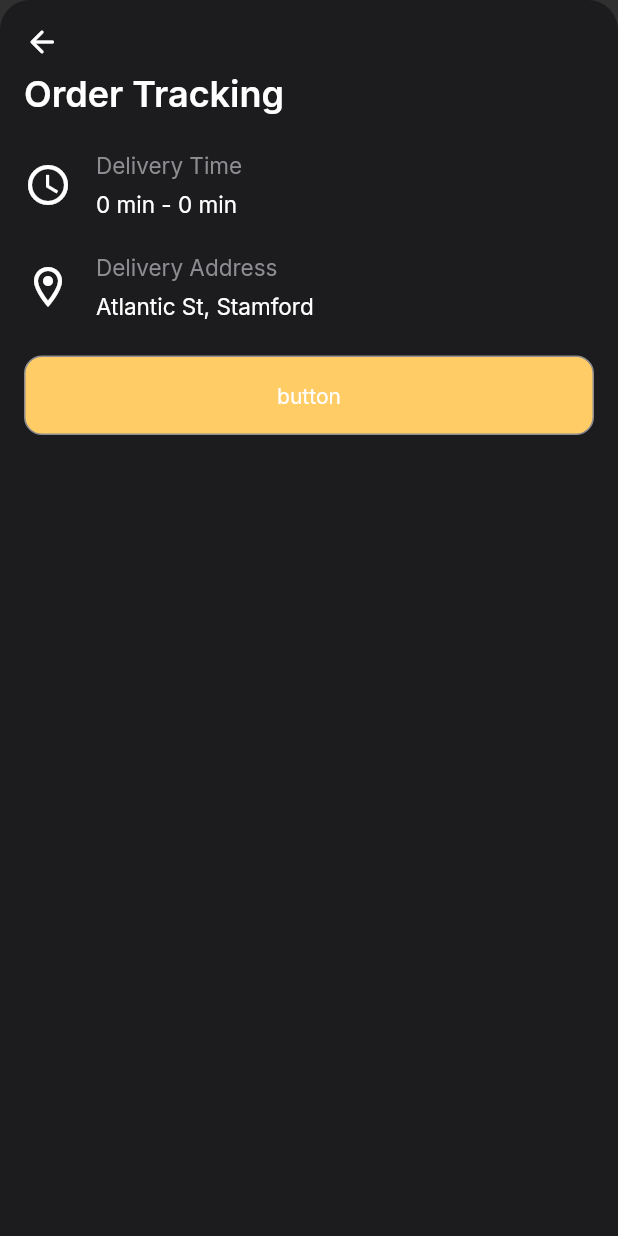
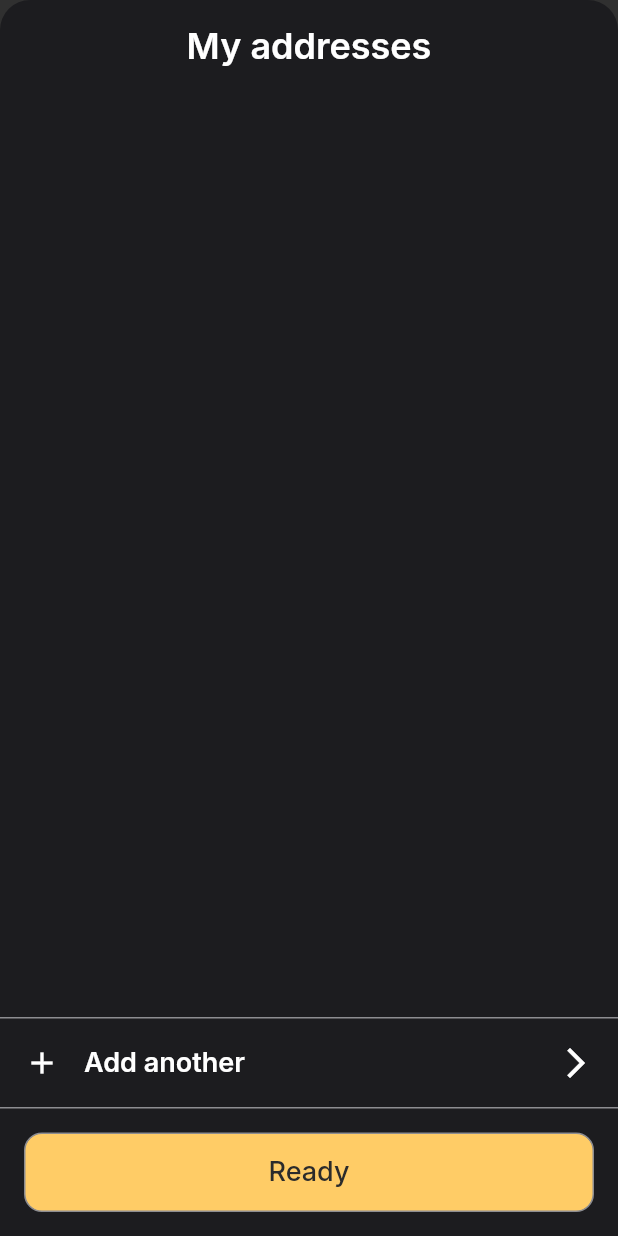
Before and after one commit to MuzaffarAbduboqiyev/flutter_project_core, a Flutter app: the DeliveryDialog widget shown alone on an empty page, opened directly, on a phone screen of 412 x 824 dp. Run offline on Flutter 3.47's test engine with Material 2 defaults, Android fonts, the phone set to English and light mode, and no system bars; our stand-ins replace bloc, bloc_concurrency, dio, easy_debounce, easy_localization, flutter_bloc and 10 more; accounts and stored records are empty; generated files the repository leaves out were written again; network calls fail.

Commit message:
order dialog

```diff
--- a/assets/lang/en.json
+++ b/assets/lang/en.json
@@ -7,16 +7,15 @@
   "add": "Add",
   "in_stock": "In stock",
   "view_cart": "View cart",
-  "delivery": "Delivery",
-  "total": "Total",
-  "checkout": "Checkout",
+  "order": {
+    "delivery": "Delivery",
+    "total": "Total",
+    "checkout": "Checkout",
+    "address": "My addresses",
+    "ready": "Ready",
+    "addMap": "Add another"
 
 
-
-  "order": {
-    "tracking" : "Order Tracking",
-    "time" : "Delivery Time",
-    "address" : "Delivery Address"
   },
   "no_orders_yet": "No Orders Yet",
   "discover": "Discover and place your first order",
--- a/assets/lang/ru.json
+++ b/assets/lang/ru.json
@@ -7,14 +7,13 @@
   "add": "Добавить",
   "in_stock": "В наличии",
   "view_cart": "Посмотреть корзину",
-  "delivery": "Доставка",
-  "total": "Общий",
-  "checkout": "Проверить",
   "order": {
-    "tracking" : "Отслеживание заказа",
-    "time" : "Срок поставки",
-    "address" : "Адресс доставки"
-
+    "delivery": "Доставка",
+    "total": "Общий",
+    "checkout": "Проверить",
+    "address": "Мои адреса",
+    "ready": "Готовый",
+    "addMap": "Добавить еще"
   },
   "no_orders_yet": "Заказов пока нет",
   "discover": "Откройте для себя и разместите свой первый заказ",
--- a/assets/lang/uz.json
+++ b/assets/lang/uz.json
@@ -7,14 +7,15 @@
   "add": "Qo'shish",
   "in_stock": "Sotuvda",
   "view_cart": "Savatni ko'rish",
-  "delivery": "Yetkazib berish",
-  "total": "Jami sum",
-  "checkout": "Tekshirib ko'rmoq",
   "order": {
-    "tracking": "Buyurtmani kuzatish",
-    "time": "Yetkazib berish vaqti",
-    "address": "Etkazib berish manzili"
+    "delivery": "Yetkazib berish",
+    "total": "Jami sum",
+    "checkout": "Tekshirib ko'rmoq",
+    "address": "Mening manzillarim",
+    "ready": "Tayyor",
+    "addMap": "Boshqasini qo'shing"
   },
+
   "no_orders_yet": "Hozircha buyurtmalar yoʻq",
   "discover": "Birinchi buyurtmangizni kashf qiling va joylashtiring",
   "clear_history": "Oldin qo'shilgan barcha mahsulotlar savatdan olib tashlandi.",
--- a/lib/ui/order/order_screen.dart
+++ b/lib/ui/order/order_screen.dart
@@ -125,7 +125,7 @@ class _OrderPageState extends State<OrderPage> {
         crossAxisAlignment: CrossAxisAlignment.center,
         children: [
           Text(
-            "${translate("total")}:",
+            "${translate("order.total")}:",
             style: getCustomStyle(
               context: context,
               color: textColor,
@@ -167,7 +167,7 @@ class _OrderPageState extends State<OrderPage> {
           crossAxisAlignment: CrossAxisAlignment.start,
           children: [
             Text(
-              "${translate("checkout").toUpperCase()}:",
+              "${translate("order.checkout").toUpperCase()}:",
               style: getCustomStyle(
                 context: context,
                 color: navSelectedTextColor,
--- a/lib/ui/order/order_widgets/order_delivery.dart
+++ b/lib/ui/order/order_widgets/order_delivery.dart
@@ -45,7 +45,7 @@ class _OrderDeliverState extends State<OrderDeliver> {
               crossAxisAlignment: CrossAxisAlignment.start,
               children: [
                 Text(
-                  translate("delivery").toCapitalized(),
+                  translate("order.delivery").toCapitalized(),
                   style: getCustomStyle(
                       context: context, color: textColor, textSize: 18),
                   maxLines: 1,
--- a/lib/ui/order/order_widgets/order_product.dart
+++ b/lib/ui/order/order_widgets/order_product.dart
@@ -118,15 +118,10 @@ class _OrderProductState extends State<OrderProduct> {
                   children: [
                     GestureDetector(
                       behavior: HitTestBehavior.translucent,
-                      onTap: () => decreaseCount(),
-                      child: const Icon(
-                        Icons.remove,
-                        size: 24,
-                      ),
+                      onTap: decreaseCount,
+                      child: const Icon(Icons.remove, size: 24),
                     ),
-                    const SizedBox(
-                      width: 8,
-                    ),
+                    const SizedBox(width: 8),
                     Expanded(
                       child: Text(
                         widget.product.selectedCount.toString(),
@@ -136,22 +131,15 @@ class _OrderProductState extends State<OrderProduct> {
                         textAlign: TextAlign.center,
                       ),
                     ),
-                    const SizedBox(
-                      width: 8,
-                    ),
+                    const SizedBox(width: 8),
                     GestureDetector(
                       behavior: HitTestBehavior.translucent,
-                      onTap: () => increaseCount(),
-                      child: const Icon(
-                        Icons.add,
-                        size: 24,
-                      ),
+                      onTap: increaseCount,
+                      child: const Icon(Icons.add, size: 24),
                     ),
                   ],
                 ),
               ),
-
-
             ],
           ),
         ),
--- a/lib/ui/widgets/dialog/delivery_dialog.dart
+++ b/lib/ui/widgets/dialog/delivery_dialog.dart
@@ -1,3 +1,4 @@
+import 'package:delivery_service/util/extensions/string_extension.dart';
 import 'package:delivery_service/util/service/route/route_names.dart';
 import 'package:delivery_service/util/service/route/route_observable.dart';
 import 'package:delivery_service/util/service/translator/translate_service.dart';
@@ -13,7 +14,6 @@ class DeliveryDialog extends StatelessWidget {
   @override
   Widget build(BuildContext context) {
     return Container(
-      padding: const EdgeInsets.symmetric(horizontal: 16, vertical: 16),
       decoration: BoxDecoration(
         color: getCurrentTheme(context).cardColor,
         borderRadius: const BorderRadius.vertical(
@@ -24,76 +24,101 @@ class DeliveryDialog extends StatelessWidget {
         mainAxisAlignment: MainAxisAlignment.start,
         crossAxisAlignment: CrossAxisAlignment.start,
         children: [
-          InkWell(
-            onTap: () {
-              Navigator.pop(context);
-            },
-            child: const Icon(Icons.arrow_back_rounded),
+          Padding(
+            padding: const EdgeInsets.all(16),
+            child: Center(
+              child: Text(
+                translate("order.address").toCapitalized(),
+                style: getCurrentTheme(context).textTheme.displayLarge,
+                overflow: TextOverflow.ellipsis,
+                maxLines: 1,
               ),
-          const SizedBox(height: 8.0),
-          Text(
-            translate("order.tracking"),
-            style: getCurrentTheme(context).textTheme.displayLarge,
             ),
-          const SizedBox(height: 24),
-          Row(
-            children: [
-              const Icon(Icons.schedule, size: 32),
-              const SizedBox(width: 16),
-              Column(
-                crossAxisAlignment: CrossAxisAlignment.start,
-                children: [
-                  Text(
-                    translate("order.time"),
-                    style: getCurrentTheme(context).textTheme.labelLarge,
           ),
           const SizedBox(height: 8),
-                  Text(
-                    translate("${0} min - ${0} min"),
-                    style: getCustomStyle(context: context, color: textColor),
+          Expanded(
+            child: Container(
+              height: 60,
+              width: double.infinity,
+              decoration: BoxDecoration(
+                border: Border(
+                  bottom: BorderSide(width: 1, color: hintColor),
                 ),
-                ],
-              )
+              ),
+            ),
+          ),
+          InkWell(
+            onTap: () => googleMaps(context),
+            child: Container(
+              height: 60,
+              width: double.infinity,
+              decoration: BoxDecoration(
+                border: Border(
+                  bottom: BorderSide(width: 1, color: hintColor),
+                ),
+              ),
+              child: Center(
+                child: Padding(
+                  padding: const EdgeInsets.symmetric(horizontal: 16),
+                  child: Row(
+                    children: [
+                      const Icon(Icons.add),
+                      const SizedBox(width: 16),
+                      Expanded(
+                        child: Text(
+                          translate("order.addMap").toCapitalized(),
+                          style: getCustomStyle(
+                            context: context,
+                            weight: FontWeight.w600,
+                            textSize: 18,
+                            color: textColor,
+                          ),
+                          maxLines: 1,
+                          overflow: TextOverflow.ellipsis,
+                        ),
+                      ),
+                      const Icon(Icons.arrow_forward_ios),
                     ],
                   ),
-          const SizedBox(height: 24),
-          Row(
-            children: [
-              const Icon(Icons.location_on_outlined, size: 32),
-              const SizedBox(width: 16),
-              Column(
-                crossAxisAlignment: CrossAxisAlignment.start,
-                children: [
-                  Text(
-                    translate("order.address"),
-                    style: getCurrentTheme(context).textTheme.labelLarge,
                 ),
-                  const SizedBox(height: 8),
-                  Text(
-                    translate("Atlantic St, Stamford"),
-                    style: getCustomStyle(context: context, color: textColor),
               ),
-                ],
-              )
-            ],
             ),
-          const SizedBox(
-            height: 24,
           ),
-          GestureDetector(
+          InkWell(
             onTap: () {},
             child: Container(
               height: 53,
               width: double.infinity,
+              margin: const EdgeInsets.all(16),
               decoration: getContainerDecoration(
                 context,
                 fillColor: buttonColor,
               ),
-              child: const Center(child: Text("button")),
+              child: Center(
+                child: Text(
+                  translate("order.ready"),
+                  style: getCustomStyle(
+                    context: context,
+                    weight: FontWeight.w500,
+                    textSize: 18,
+                    color: lightTextColor,
                   ),
-          )
+                  maxLines: 1,
+                  overflow: TextOverflow.ellipsis,
+                ),
+              ),
+            ),
+          ),
         ],
       ),
     );
   }
+
+  void googleMaps(context) async {
+    await pushNewScreen(
+      context,
+      mapScreen,
+      navbarStatus: false,
+    );
   }
+}
```
Lines whose indentation alone changed are shown as unchanged.
